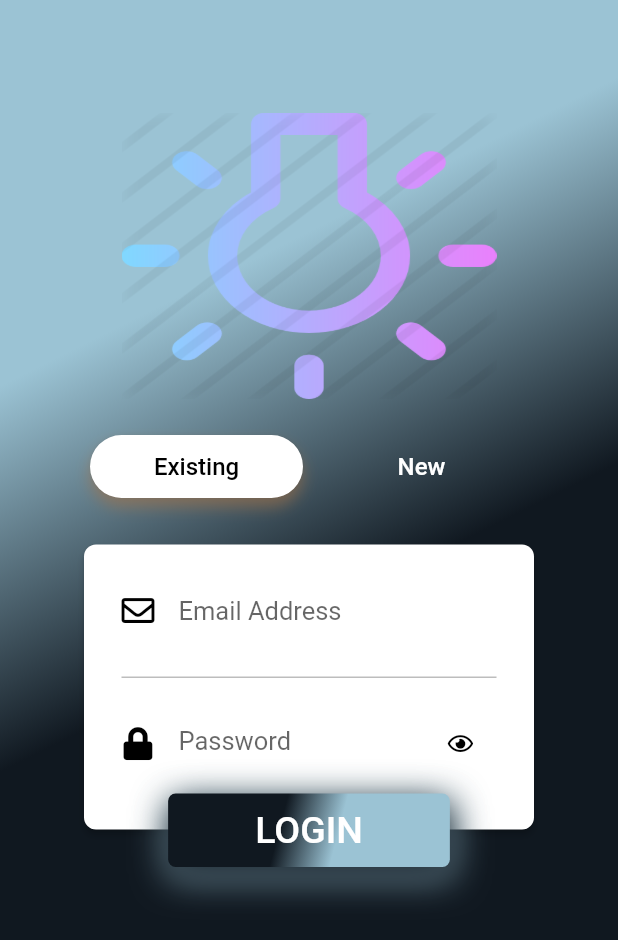
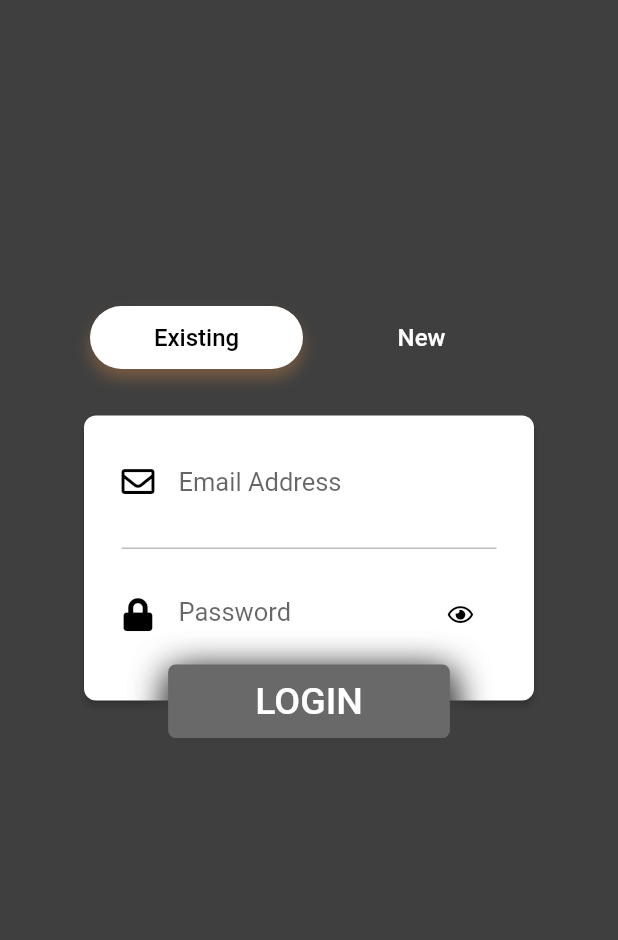
Before and after one commit to saakshidixit2305/smartwashroom, a Flutter app: the LoginPage screen opened by its route, on a phone screen of 412 x 824 dp. Shown: the top 940 px of the screen. Run offline on Flutter 3.47's test engine with Material 2 defaults, Android fonts, the light colour scheme and no system bars; our stand-ins replace font_awesome_flutter, intro_slider; Roboto replaces fonts that are missing (WorkSansBold, WorkSansSemiBold); project files that could hold a hidden picture were left out.

Commit message:
login screen color gradient fixed

```diff
--- a/smart/lib/src/ui/pages/login.dart
+++ b/smart/lib/src/ui/pages/login.dart
@@ -74,14 +74,10 @@ class _LoginPageState extends State<LoginPage>
               children: <Widget>[
                 Padding(
                   padding: EdgeInsets.only(top: 75.0),
-                  child: new Image(
-                      width: 250.0,
-                      height: 191.0,
-                      fit: BoxFit.fill,
-                      image: new AssetImage('assets/bulb.png')),
+
                 ),
                 Padding(
-                  padding: EdgeInsets.only(top: 20.0),
+                  padding: EdgeInsets.only(top: 125),
                   child: _buildMenuBar(context),
                 ),
                 Expanded(
@@ -312,8 +308,8 @@ class _LoginPageState extends State<LoginPage>
                   ],
                   gradient: new LinearGradient(
                       colors: [
-                        Theme.Colors.loginGradientEnd,
-                        Theme.Colors.loginGradientStart
+                        Color.fromRGBO(105,105,105,1.0),
+                        Color.fromRGBO(105,105,105,1.0),
                       ],
                       begin: const FractionalOffset(0.2, 0.2),
                       end: const FractionalOffset(1.0, 1.0),
@@ -321,8 +317,8 @@ class _LoginPageState extends State<LoginPage>
                       tileMode: TileMode.clamp),
                 ),
                 child: MaterialButton(
-                    highlightColor: Colors.transparent,
-                    splashColor: Theme.Colors.loginGradientEnd,
+                    highlightColor: Colors.yellow,
+                    splashColor: Colors.yellow,
                     //shape: RoundedRectangleBorder(borderRadius: BorderRadius.all(Radius.circular(5.0))),
                     child: Padding(
                       padding: const EdgeInsets.symmetric(
--- a/smart/lib/src/ui/pages/theme.dart
+++ b/smart/lib/src/ui/pages/theme.dart
@@ -6,8 +6,8 @@ class Colors {
 
   const Colors();
 
-  static const Color loginGradientStart = const Color.fromRGBO(155,195,212,1.0);
-  static const Color loginGradientEnd = const Color.fromRGBO(16,24,32,1.0);
+  static const Color loginGradientStart = const Color.fromRGBO(63,63,63,1.0);
+  static const Color loginGradientEnd = const Color.fromRGBO(63,63,63,1.0);
 
   static const primaryGradient = const LinearGradient(
     colors: const [loginGradientStart, loginGradientEnd],
```
